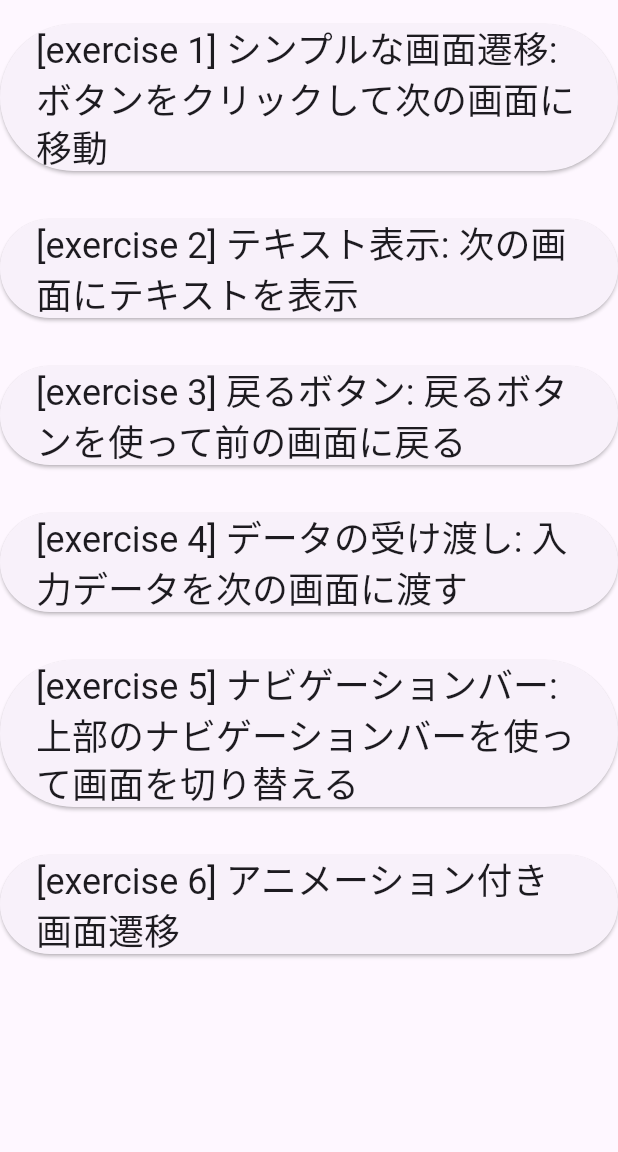
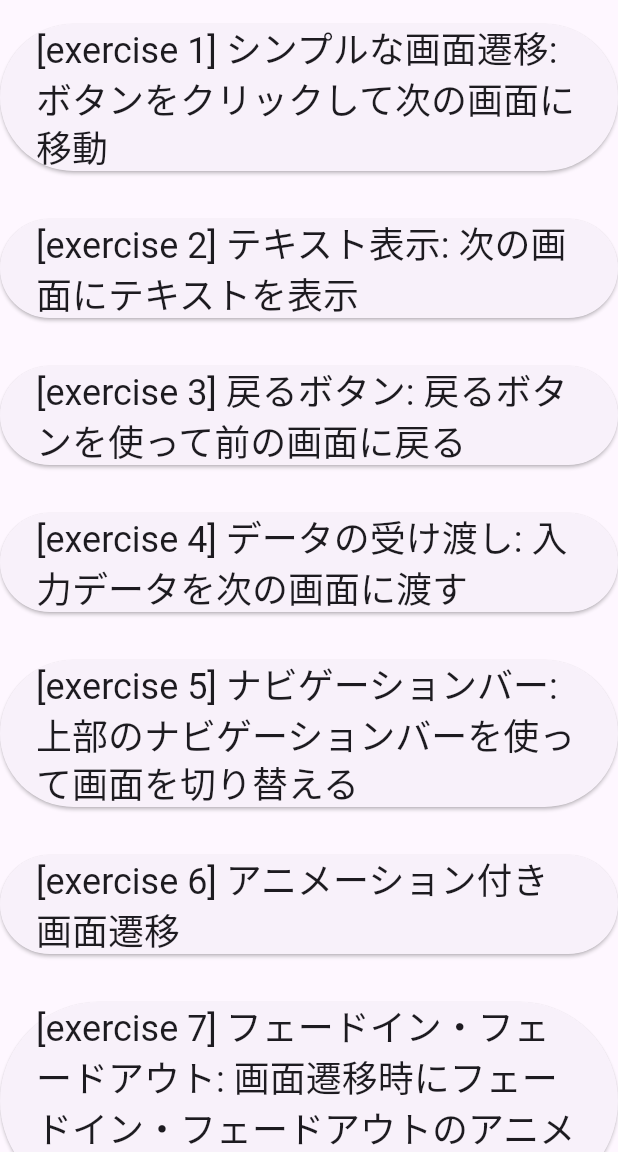
Before and after one commit to Pregum/auto_route_100_exercise, a Flutter app: the screen it shows after launch, on a phone screen of 412 x 824 dp, the part 84-1236 px from its top. Run offline on Flutter 3.47's test engine with Material 3 defaults, Android fonts, the phone set to English and light mode, and no system bars; our stand-ins replace auto_route.

Commit message:
update: exercise7を追加

```diff
--- a/lib/exercises/section1/exercise4.dart
+++ b/lib/exercises/section1/exercise4.dart
@@ -1,5 +1,3 @@
-import 'dart:convert';
-
 import 'package:auto_route/auto_route.dart';
 import 'package:auto_route_100_exercise/constants.dart';
 import 'package:auto_route_100_exercise/main_router.dart';
--- a/lib/exercises/section1/section1_router.dart
+++ b/lib/exercises/section1/section1_router.dart
@@ -1,5 +1,4 @@
 import 'package:auto_route/auto_route.dart';
-import 'package:auto_route_100_exercise/exercises/section1/exercise6.dart';
 import 'package:auto_route_100_exercise/main_router.dart';
 import 'package:flutter/material.dart';
 
@@ -20,7 +19,17 @@ final List<AutoRoute> section1Routes = [
     transitionsBuilder: (context, animation, secondaryAnimation, child) =>
         _fadeInOutTransitionBuilder(
             context, animation, secondaryAnimation, child),
-  )
+  ),
+  // 遷移元のページをAutoRouteを使うと、遷移先ページへ遷移する際にAutoRouteのアニメーションが適用される為、
+  // 遷移先のアニメーションだけ適用させたい場合は遷移元のページでもCustomRouteを使う
+  CustomRoute(
+    page: Exercise7Route1.page,
+    transitionsBuilder: TransitionsBuilders.fadeIn,
+  ),
+  CustomRoute(
+    page: Exercise7Route2.page,
+    transitionsBuilder: _fadeInOutTransitionBuilder,
+  ),
 ];
 
 Widget _fadeInOutTransitionBuilder(
--- a/lib/main.dart
+++ b/lib/main.dart
@@ -74,6 +74,9 @@ class _MyHomePageState extends State<MyHomePage> {
             _buildExerciseButton(context, Constants.exercise6Title, () {
               _navigateToExercise(const Exercise6Route1());
             }),
+            _buildExerciseButton(context, Constants.exercise7Title, () {
+              _navigateToExercise(const Exercise7Route1());
+            }),
           ],
         ),
       ),
--- a/lib/main_router.dart
+++ b/lib/main_router.dart
@@ -5,6 +5,7 @@ import 'package:auto_route_100_exercise/exercises/section1/exercise3.dart';
 import 'package:auto_route_100_exercise/exercises/section1/exercise4.dart';
 import 'package:auto_route_100_exercise/exercises/section1/exercise5.dart';
 import 'package:auto_route_100_exercise/exercises/section1/exercise6.dart';
+import 'package:auto_route_100_exercise/exercises/section1/exercise7.dart';
 import 'package:auto_route_100_exercise/exercises/section1/section1_router.dart';
 import 'package:auto_route_100_exercise/main.dart';
 import 'package:flutter/material.dart';
```
Also changed, not shown: lib/exercises/section1/exercise7.dart (added, +70 -0 lines), lib/main_router.gr.dart.
